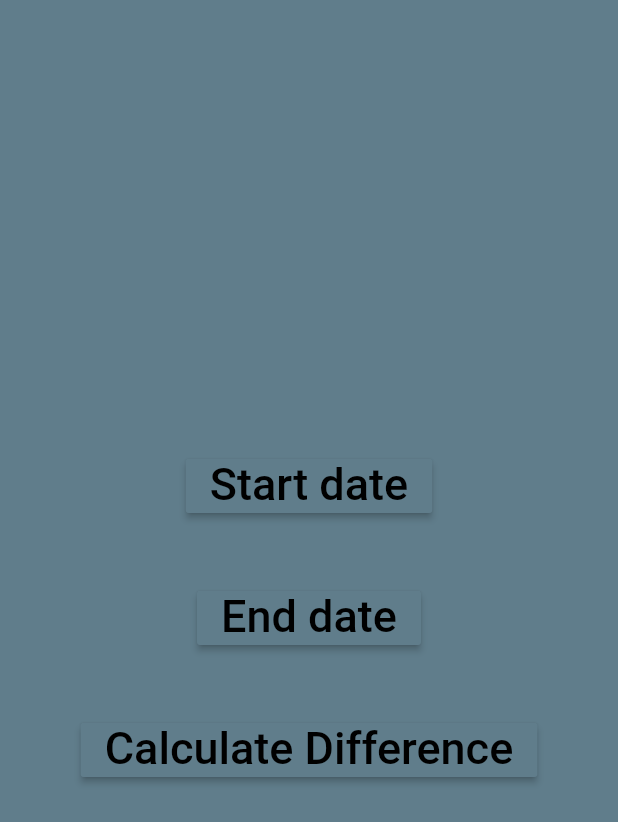
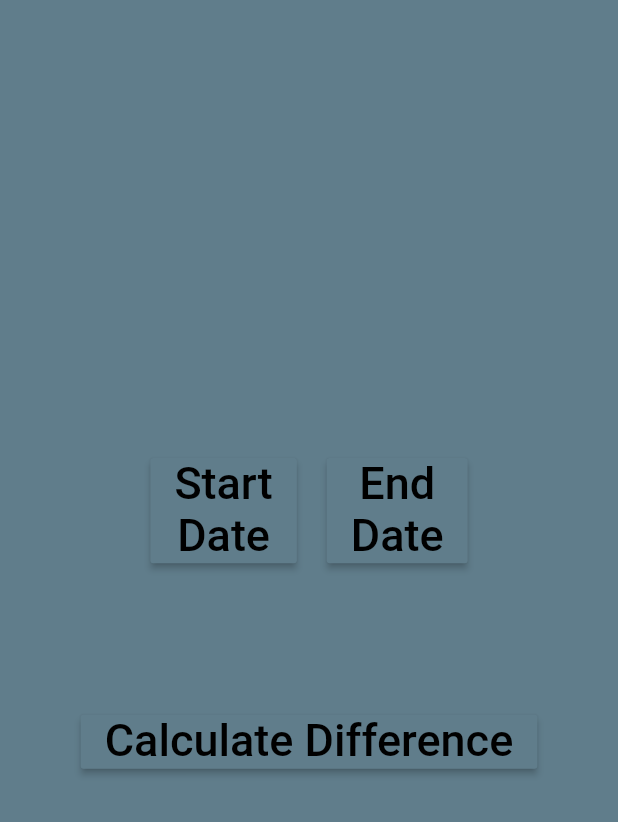
Before and after one commit to Joseph-Tay/Date-Calc-Flutter, a Flutter app: the screen it shows after launch, after a tap on "Calculate Difference", on a phone screen of 412 x 824 dp. Shown: the top 822 px of the screen. Run offline on Flutter 3.47's test engine with Material 2 defaults, Android fonts, the phone set to English and light mode, and no system bars.

Commit message:
Updated Layout of app
Placed the start and end date buttons and date selected side by side instead of in a column

```diff
--- a/date_calc/lib/main.dart
+++ b/date_calc/lib/main.dart
@@ -39,7 +39,7 @@ class _DateAppState extends State<DateApp> {
     setState(() {
       testDiff = dateEndvar.difference(dateStartvar).inDays;
       diff = dateEndvar.difference(dateStartvar);
-      print(testDiff);
+      // print(testDiff);
       if (testDiff > 0) {
         calcyears = dateEndvar.year - dateStartvar.year;
         calcmonths = dateEndvar.month - dateStartvar.month;
@@ -53,22 +53,11 @@ class _DateAppState extends State<DateApp> {
               DateTime(dateEndvar.year, dateEndvar.month - 1, dateStartvar.day);
           calcdays = dateEndvar.difference(monthAgo).inDays + 1;
         }
-        if (calcyears == 1) {
-          yearunit = 'Year';
-        } else {
-          yearunit = 'Years';
-        }
-        if (calcmonths == 1) {
-          monthunit = 'Month';
-        } else {
-          monthunit = 'Months';
-        }
-        if (calcdays == 1) {
-          dayunit = 'Day';
-        } else {
-          dayunit = 'Days';
-        }
-        print('$calcyears $yearunit $calcmonths $monthunit $calcdays $dayunit');
+        yearunit = (calcyears == 1) ? 'Year' : 'Years';
+        monthunit = (calcmonths == 1) ? 'Month' : 'Months';
+        dayunit = (calcdays == 1) ? 'Day' : 'Days';
+
+        // print('$calcyears $yearunit $calcmonths $monthunit $calcdays $dayunit');
       }
       if (testDiff < 0) {
         calcyears = dateStartvar.year - dateEndvar.year;
@@ -83,22 +72,11 @@ class _DateAppState extends State<DateApp> {
               dateStartvar.year, dateStartvar.month - 1, dateEndvar.day);
           calcdays = dateStartvar.difference(monthAgo).inDays + 1;
         }
-        if (calcyears == 1) {
-          yearunit = 'Year';
-        } else {
-          yearunit = 'Years';
-        }
-        if (calcmonths == 1) {
-          monthunit = 'Month';
-        } else {
-          monthunit = 'Months';
-        }
-        if (calcdays == 1) {
-          dayunit = 'Day';
-        } else {
-          dayunit = 'Days';
-        }
-        print('$calcyears $yearunit $calcmonths $monthunit $calcdays $dayunit');
+        yearunit = (calcyears == 1) ? 'Year' : 'Years';
+        monthunit = (calcmonths == 1) ? 'Month' : 'Months';
+        dayunit = (calcdays == 1) ? 'Day' : 'Days';
+
+        // print('$calcyears $yearunit $calcmonths $monthunit $calcdays $dayunit');
       }
     });
   }
@@ -113,9 +91,19 @@ class _DateAppState extends State<DateApp> {
             child: Column(
               mainAxisAlignment: MainAxisAlignment.center,
               children: <Widget>[
-                MaterialButton(
+                Row(
+                    mainAxisAlignment: MainAxisAlignment.center,
+                    crossAxisAlignment: CrossAxisAlignment.center,
+                    children: [
+                      Column(
+                          mainAxisAlignment: MainAxisAlignment.center,
+                          crossAxisAlignment: CrossAxisAlignment.center,
+                          children: <Widget>[
+                            Center(
+                              child: MaterialButton(
                                 child: Text(
-                    "Start date",
+                                  "Start\nDate",
+                                  textAlign: TextAlign.center,
                                   style: TextStyle(
                                     color: Colors.black,
                                     fontSize: 30,
@@ -127,16 +115,21 @@ class _DateAppState extends State<DateApp> {
                                   showModalBottomSheet(
                                     builder: (BuildContext context) {
                                       return Container(
-                          height:
-                              MediaQuery.of(context).copyWith().size.height / 3,
+                                        height: MediaQuery.of(context)
+                                                .copyWith()
+                                                .size
+                                                .height /
+                                            3,
                                         child: CupertinoDatePicker(
                                           initialDateTime: DateTime.now(),
-                            onDateTimeChanged: (DateTime dateStart) {
-                              print(dateStart);
+                                          onDateTimeChanged:
+                                              (DateTime dateStart) {
+                                            // print(dateStart);
                                             dateStartvar = dateStart;
-                              print(dateStartvar);
+                                            // print(dateStartvar);
                                             setState(() {
-                                startdate = dateStart.day.toString() +
+                                              startdate = dateStart.day
+                                                      .toString() +
                                                   '/' +
                                                   dateStart.month.toString() +
                                                   '/' +
@@ -144,7 +137,8 @@ class _DateAppState extends State<DateApp> {
                                                   ' ';
                                             });
                                           },
-                            maximumDate: new DateTime(2100, 12, 30),
+                                          maximumDate:
+                                              new DateTime(2100, 12, 30),
                                           minimumYear: 1900,
                                           maximumYear: 2100,
                                           mode: CupertinoDatePickerMode.date,
@@ -155,6 +149,8 @@ class _DateAppState extends State<DateApp> {
                                   );
                                 },
                               ),
+                            ),
+                            SizedBox(height: 15),
                             startdate == null
                                 ? Container()
                                 : Text(
@@ -165,10 +161,17 @@ class _DateAppState extends State<DateApp> {
                                       height: 1.15,
                                     ),
                                   ),
-                SizedBox(height: 40),
-                MaterialButton(
+                          ]),
+                      SizedBox(width: 20),
+                      Column(
+                          mainAxisAlignment: MainAxisAlignment.center,
+                          crossAxisAlignment: CrossAxisAlignment.center,
+                          children: <Widget>[
+                            Center(
+                              child: MaterialButton(
                                 child: Text(
-                    "End date",
+                                  "End\nDate",
+                                  textAlign: TextAlign.center,
                                   style: TextStyle(
                                     color: Colors.black,
                                     fontSize: 30,
@@ -180,14 +183,18 @@ class _DateAppState extends State<DateApp> {
                                   showModalBottomSheet(
                                     builder: (BuildContext context) {
                                       return Container(
-                          height:
-                              MediaQuery.of(context).copyWith().size.height / 3,
+                                        height: MediaQuery.of(context)
+                                                .copyWith()
+                                                .size
+                                                .height /
+                                            3,
                                         child: CupertinoDatePicker(
                                           initialDateTime: DateTime.now(),
-                            onDateTimeChanged: (DateTime dateEnd) {
-                              print(dateEnd);
+                                          onDateTimeChanged:
+                                              (DateTime dateEnd) {
+                                            // print(dateEnd);
                                             dateEndvar = dateEnd;
-                              print(dateEndvar);
+                                            // print(dateEndvar);
                                             setState(() {
                                               enddate = dateEnd.day.toString() +
                                                   '/' +
@@ -197,7 +204,8 @@ class _DateAppState extends State<DateApp> {
                                                   ' ';
                                             });
                                           },
-                            maximumDate: new DateTime(2100, 12, 30),
+                                          maximumDate:
+                                              new DateTime(2100, 12, 30),
                                           minimumYear: 1900,
                                           maximumYear: 2100,
                                           mode: CupertinoDatePickerMode.date,
@@ -208,6 +216,8 @@ class _DateAppState extends State<DateApp> {
                                   );
                                 },
                               ),
+                            ),
+                            SizedBox(height: 15),
                             enddate == null
                                 ? Container()
                                 : Text(
@@ -218,6 +228,9 @@ class _DateAppState extends State<DateApp> {
                                       height: 1.15,
                                     ),
                                   ),
+                          ]),
+                    ]),
+                SizedBox(height: 40),
                 SizedBox(height: 40),
                 MaterialButton(
                   child: Text(
@@ -241,10 +254,6 @@ class _DateAppState extends State<DateApp> {
                           height: 1.15,
                         ),
                       ),
-                // if (dateEnd != null && dateStart != null){
-                //   var diff = dateStart.difference(dateEnd);
-                //   return Container(child:Text('$diff'))
-                // }
               ],
             ),
           ),
```
Lines whose indentation alone changed are shown as unchanged.
